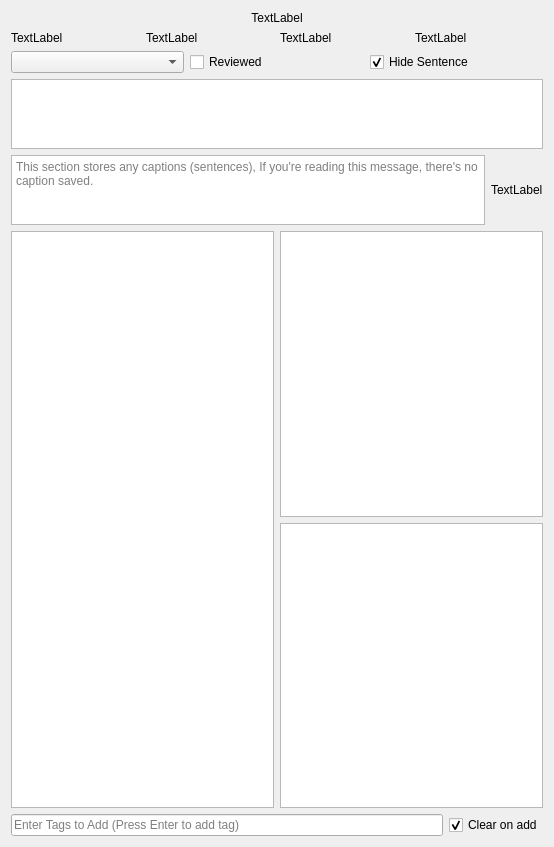
Qt form interfaces/tagsViewBase.ui (HaW-Tagger/HWtagger) before a commit.
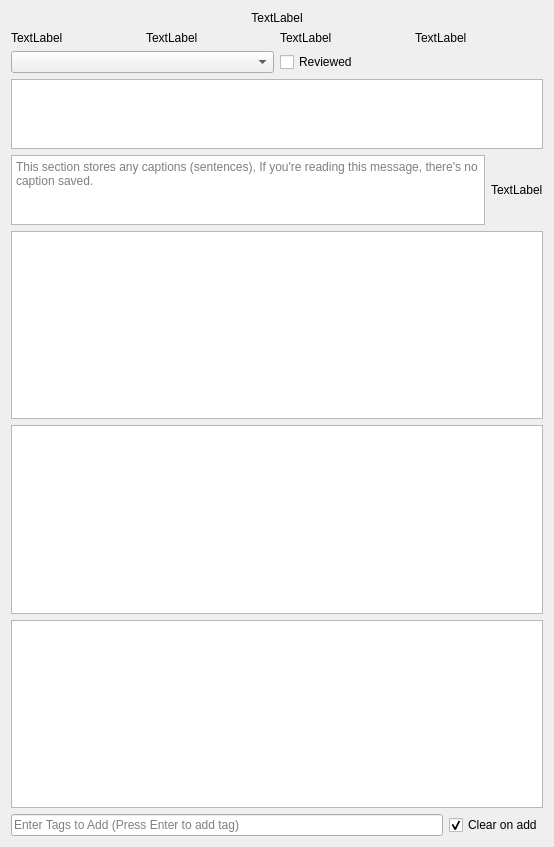
The same form after that commit. Custom widgets are drawn as their Qt base class.

Patch:
```diff
--- a/interfaces/tagsViewBase.ui
+++ b/interfaces/tagsViewBase.ui
@@ -13,12 +13,7 @@
   <property name="windowTitle">
    <string>Form</string>
   </property>
-  <layout class="QGridLayout" name="gridLayout">
-   <item row="0" column="0" colspan="2">
-    <layout class="QVBoxLayout" name="verticalLayout">
-     <property name="spacing">
-      <number>6</number>
-     </property>
+  <layout class="QVBoxLayout" name="verticalLayout_3">
      <item>
       <widget class="QLabel" name="label_image_path">
        <property name="sizePolicy">
@@ -104,19 +99,6 @@
          </property>
         </widget>
        </item>
-       <item>
-        <widget class="QCheckBox" name="checkBox_hide_sentence">
-         <property name="toolTip">
-          <string>hide the sentence panel</string>
-         </property>
-         <property name="text">
-          <string>Hide Sentence</string>
-         </property>
-         <property name="checked">
-          <bool>true</bool>
-         </property>
-        </widget>
-       </item>
       </layout>
      </item>
      <item>
@@ -160,7 +142,20 @@
       </widget>
      </item>
      <item>
-      <layout class="QHBoxLayout" name="horizontalLayout">
+    <widget class="QWidget" name="widget_2" native="true">
+     <layout class="QHBoxLayout" name="horizontalLayout_4">
+      <property name="leftMargin">
+       <number>0</number>
+      </property>
+      <property name="topMargin">
+       <number>0</number>
+      </property>
+      <property name="rightMargin">
+       <number>0</number>
+      </property>
+      <property name="bottomMargin">
+       <number>0</number>
+      </property>
        <item>
         <widget class="QPlainTextEdit" name="plainTextEdit_sentence">
          <property name="sizePolicy">
@@ -200,9 +195,8 @@
         </widget>
        </item>
       </layout>
-     </item>
-     <item>
-      <layout class="QHBoxLayout" name="horizontalLayout_4">
+    </widget>
+   </item>
        <item>
         <widget class="QListView" name="listView_tags">
          <property name="toolTip">
@@ -234,8 +228,6 @@
          </property>
         </widget>
        </item>
-       <item>
-        <layout class="QVBoxLayout" name="verticalLayout_2">
          <item>
           <widget class="ConflictsTreeView" name="treeView_conflicts">
            <property name="toolTip">
@@ -265,12 +257,24 @@
            </property>
           </widget>
          </item>
-        </layout>
-       </item>
-      </layout>
-     </item>
      <item>
-      <layout class="QHBoxLayout" name="horizontalLayout_5">
+    <widget class="QWidget" name="widget" native="true">
+     <layout class="QHBoxLayout" name="horizontalLayout">
+      <property name="spacing">
+       <number>6</number>
+      </property>
+      <property name="leftMargin">
+       <number>0</number>
+      </property>
+      <property name="topMargin">
+       <number>0</number>
+      </property>
+      <property name="rightMargin">
+       <number>0</number>
+      </property>
+      <property name="bottomMargin">
+       <number>0</number>
+      </property>
        <item>
         <widget class="QLineEdit" name="lineEdit_add_tags">
          <property name="toolTip">
@@ -295,8 +299,7 @@
         </widget>
        </item>
       </layout>
-     </item>
-    </layout>
+    </widget>
    </item>
   </layout>
  </widget>
```
Left out of the diff: 2 changed lines with no effect on the pictures. Lines whose indentation alone changed are shown as unchanged.
